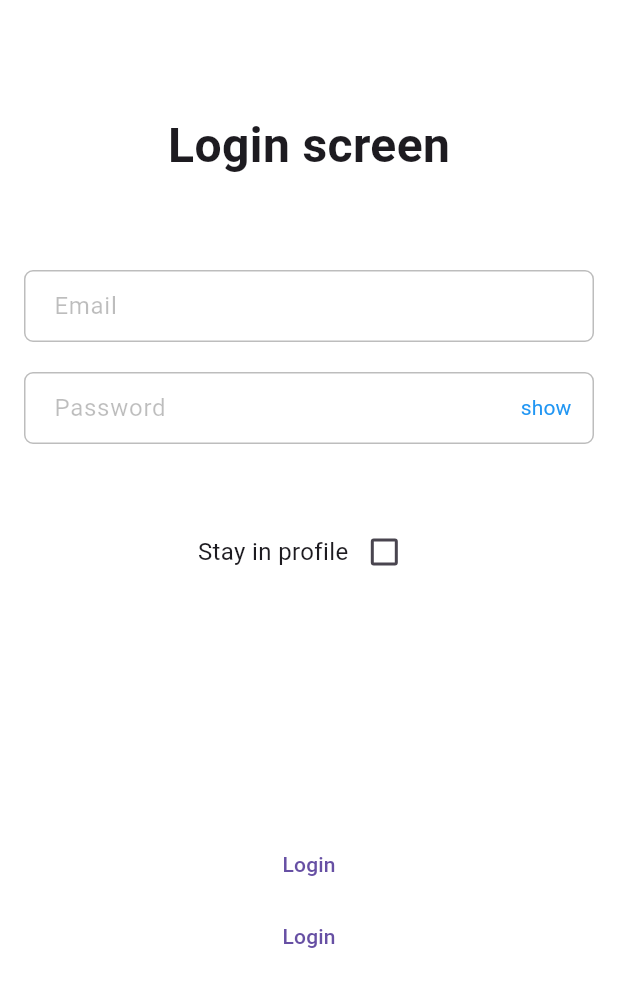
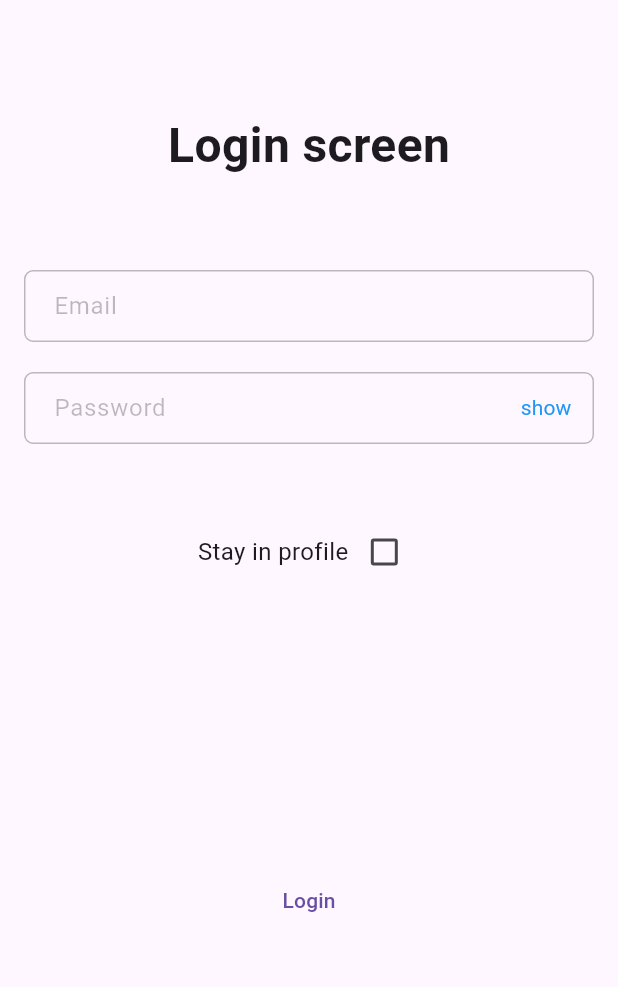
Before and after one commit to YevhenMediakov/test_app, a Flutter app: the screen it shows after launch, on a phone screen of 412 x 824 dp. Shown: the top 987 px of the screen. Run offline on Flutter 3.47's test engine with Material 3 defaults, Android fonts, the phone set to English and light mode, and no system bars; drawn by our look-alikes of loader_overlay, overlay_support; our stand-ins replace faker, flutter_bloc, freezed_annotation, shared_preferences; generated files the repository leaves out were written again.

Commit message:
TST-4.8: fix login screen, finished update to bloc

```diff
--- a/lib/presentation/app/test_app.dart
+++ b/lib/presentation/app/test_app.dart
@@ -36,32 +36,32 @@ class TestApp extends StatelessWidget {
           create: (context) => LoginRepositoryImpl(),
         ),
       ],
-      child: GlobalLoaderOverlay(
+      child: Builder(
+        builder: (context) {
+          return GlobalLoaderOverlay(
             overlayColor: AppColors.black_26,
             child: AnnotatedRegion<SystemUiOverlayStyle>(
               value: SystemUiOverlayStyle.dark.copyWith(
                 systemNavigationBarDividerColor: Colors.transparent,
                 systemNavigationBarIconBrightness: Brightness.dark,
               ),
-          child: OverlaySupport.global(
+              child: const OverlaySupport.global(
                 child: MaterialApp(
                   title: "Test App",
                   debugShowCheckedModeBanner: false,
-              localizationsDelegates: const [
+                  localizationsDelegates: [
                     AppLocalizations.delegate,
                     GlobalMaterialLocalizations.delegate,
                     GlobalCupertinoLocalizations.delegate,
                     GlobalWidgetsLocalizations.delegate,
                   ],
-              home: Builder(
-                builder: (context) {
-                  return const LogInScreen();
-                },
-              ),
-            ),
+                  home: LogInScreen(),
                 ),
               ),
             ),
           );
         }
+      ),
+    );
   }
+}
--- a/lib/presentation/login_screens/login_screen.dart
+++ b/lib/presentation/login_screens/login_screen.dart
@@ -2,7 +2,6 @@ import 'package:flutter/material.dart';
 import 'package:flutter_bloc/flutter_bloc.dart';
 import 'package:test_prj/domain/repository/local_storage_repository.dart';
 import 'package:test_prj/domain/repository/login_repository.dart';
-import 'package:test_prj/domain/repository/profile_data_reposiyory.dart';
 import 'package:test_prj/domain/validators/email_validator.dart';
 import 'package:test_prj/domain/validators/password_validator.dart';
 import 'package:test_prj/presentation/components/extensions/build_context_extensions.dart';
@@ -35,15 +34,6 @@ class LogInScreenState extends State<LogInScreen> {
   Widget build(BuildContext context) {
     final _emailController = TextEditingController();
     final _passwordController = TextEditingController();
-
-    _emailController.addListener(() {
-      context.read<LoginCubit>().updateEmail(_emailController.text);
-    });
-
-    _passwordController.addListener(() {
-      context.read<LoginCubit>().updatePassword(_passwordController.text);
-    });
-
     return BlocProvider(
         create: (context) => LoginCubit(
             localStorageRepository: context.read<LocalStorageRepository>(),
@@ -54,18 +44,26 @@ class LogInScreenState extends State<LogInScreen> {
           return BlocConsumer(
               bloc: context.read<LoginCubit>(),
               listener: (context, state) {
-                if (context.watch().isLogInComplete) {
+                if (context.read<LoginCubit>().state.isLogInComplete) {
                   openHomeScreen();
                 }
-                if (context.watch().isLoading) {
+                if (context.read<LoginCubit>().state.isLoading) {
                   context.showLoading();
                 } else {
                   context.hideLoading();
                 }
               },
-              builder: (context, state) => Scaffold(
+              builder: (context, state) {
+              _emailController.addListener(() {
+            context.read<LoginCubit>().updateEmail(_emailController.text);
+          });
+
+          _passwordController.addListener(() {
+          context.read<LoginCubit>().updatePassword(_passwordController.text);
+          });
+          return Scaffold(
                   resizeToAvoidBottomInset: false,
-                  backgroundColor: Colors.white,
+                  // backgroundColor: Colors.white,
                   body: SafeArea(
                     child: Center(
                       child: Padding(
@@ -80,9 +78,9 @@ class LogInScreenState extends State<LogInScreen> {
                               emailController: _emailController,
                               passwordController: _passwordController,
                               isPasswordObscureText: context
-                                      .watch<LoginCubit>()
-                                      .state
-                                      .isPasswordObscureText,
+                                  .watch<LoginCubit>()
+                                  .state
+                                  .isPasswordObscureText,
                               onPasswordObscureTextChange: context
                                   .read<LoginCubit>()
                                   .changePasswordVisibility,
@@ -120,18 +118,12 @@ class LogInScreenState extends State<LogInScreen> {
                               onPressed: context.read<LoginCubit>().loginUser,
                               child: Text(context.strings.loginScreenButton),
                             ),
-                            TextButton(
-                              onPressed: (){
-                                ProfileDataRepositoryImpl().getData();
-                              },
-                              child: Text(context.strings.loginScreenButton),
-                            ),
                             const Spacer(),
                           ],
                         ),
                       ),
                     ),
-                  )));
+                  ));});
         }));
   }
 
```
Lines whose indentation alone changed are shown as unchanged.
